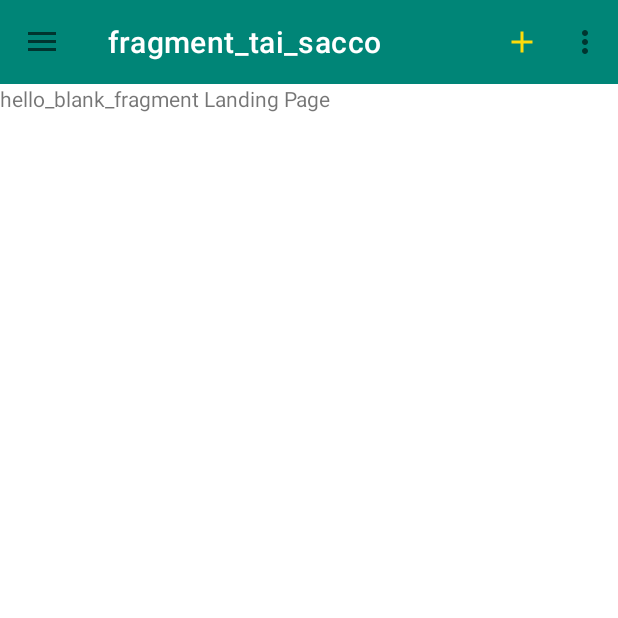
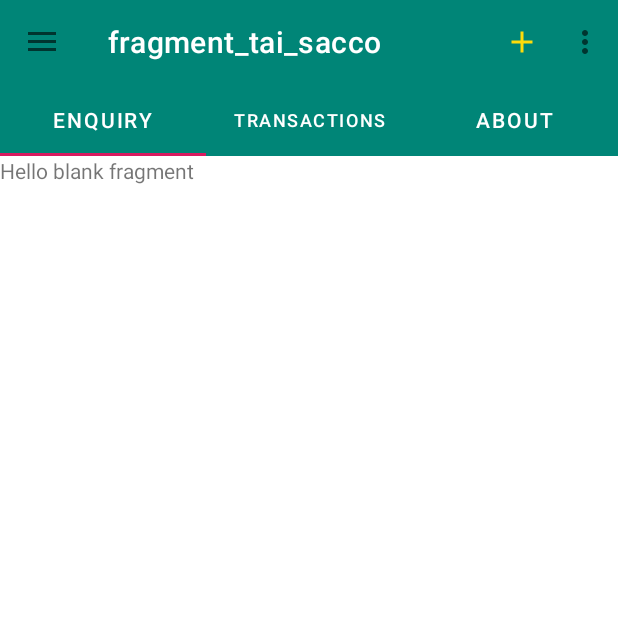
Before and after one commit to GeorgeKariuki7205/Learning-Kotlin, an Android app: the screen it shows after launch (MainActivity), on a phone screen of 412 x 824 dp, the top half of it. Run offline under Robolectric (Android 15) with nearby library versions, the phone set to English and light mode, and no system bars; our stand-ins replace data binding, navigation-ui.

Commit message:
Added Tab Layout With ViewPager2

```diff
--- a/app/build.gradle
+++ b/app/build.gradle
@@ -38,4 +38,6 @@ dependencies {
     androidTestImplementation 'androidx.test.espresso:espresso-core:3.2.0'
     implementation 'androidx.navigation:navigation-fragment-ktx:2.2.2'
     implementation 'androidx.navigation:navigation-ui-ktx:2.2.2'
+    implementation "com.google.android.material:material:1.1.0"
+    implementation 'androidx.viewpager2:viewpager2:1.0.0'
 }
--- a/app/src/main/java/com/example/taisacco/TaiSacco.kt
+++ b/app/src/main/java/com/example/taisacco/TaiSacco.kt
@@ -6,26 +6,76 @@ import androidx.fragment.app.Fragment
 import android.view.LayoutInflater
 import android.view.View
 import android.view.ViewGroup
+import androidx.databinding.DataBindingUtil
+import androidx.viewpager2.widget.ViewPager2
+import com.example.taisacco.databinding.FragmentTaiSaccoBinding
+import com.google.android.material.tabs.TabLayout
+import com.google.android.material.tabs.TabLayoutMediator
+import androidx.viewpager2.adapter.FragmentStateAdapter
+import com.example.taisacco.Enquiry
+import com.example.taisacco.Loans
+import com.example.taisacco.Transactions
 
 
-// TODO: Rename parameter arguments, choose names that match
-// the fragment initialization parameters, e.g. ARG_ITEM_NUMBER
-private const val ARG_PARAM1 = "param1"
-private const val ARG_PARAM2 = "param2"
-
-/**
- * A simple [Fragment] subclass.
- *
- */
 class TaiSacco : Fragment() {
+    private lateinit var binding: FragmentTaiSaccoBinding
+    private lateinit var demoCollectionAdapter: DemoCollectionAdapter
+    private lateinit var viewPager: ViewPager2
+    private lateinit var tabLayout: TabLayout
 
     override fun onCreateView(
         inflater: LayoutInflater, container: ViewGroup?,
         savedInstanceState: Bundle?
     ): View? {
         // Inflate the layout for this fragment
-        return inflater.inflate(R.layout.fragment_tai_sacco, container, false)
+
+        binding = DataBindingUtil.inflate(
+            inflater,
+            R.layout.fragment_tai_sacco,
+            container,
+            false
+        )
+        return binding.root
     }
 
+    override fun onViewCreated(view: View, savedInstanceState: Bundle?) {
+        demoCollectionAdapter = DemoCollectionAdapter(this)
+        viewPager = view.findViewById(R.id.viewPager)
+        viewPager.adapter = demoCollectionAdapter
+
+        tabLayout =view.findViewById(R.id.tabs)
+        TabLayoutMediator(tabLayout, viewPager) { tab, position ->
+            tab.text = when(position) {
+                0 -> "Enquiry"
+                1->"Transactions"
+                3-> "Loans"
+                else-> "About"
+            }
+        }.attach()
+
+    }
 
 }
+
+class DemoCollectionAdapter(fragment: Fragment) : FragmentStateAdapter(fragment) {
+
+    override fun getItemCount(): Int = 3
+
+    override fun createFragment(position: Int): Fragment {
+
+        return when(position) {
+            0 -> {
+                Enquiry()
+            }
+            1 -> {
+                Transactions()
+            }
+            3-> {
+                Loans()
+            }
+            else -> {
+                Enquiry()
+            }
+        }
+    }
+}
--- a/app/src/main/res/layout/fragment_tai_sacco.xml
+++ b/app/src/main/res/layout/fragment_tai_sacco.xml
@@ -1,12 +1,30 @@
 <?xml version="1.0" encoding="utf-8"?>
 <layout xmlns:android="http://schemas.android.com/apk/res/android"
-             xmlns:tools="http://schemas.android.com/tools"
-             tools:context=".TaiSacco">
+        xmlns:tools="http://schemas.android.com/tools" xmlns:app="http://schemas.android.com/apk/res-auto"
+        tools:context=".TaiSacco">
 
-    <!-- TODO: Update blank fragment layout -->
-    <TextView
+    <LinearLayout
+            android:orientation="vertical"
             android:layout_width="match_parent"
-            android:layout_height="match_parent"
-            android:text="hello_blank_fragment Landing Page"/>
+            android:layout_height="match_parent">
+
+        <com.google.android.material.tabs.TabLayout
+                android:id="@+id/tabs"
+                android:layout_width="match_parent"
+                android:layout_height="wrap_content"
+                app:tabMode="fixed"
+                app:tabIndicatorColor="@color/colorAccent"
+                app:tabRippleColor="@color/colorAccent"
+                android:background="?attr/colorPrimary"
+                app:tabSelectedTextColor="@color/design_default_color_background"
+                app:tabTextColor="#FFFFFF"
+        />
+        <androidx.viewpager2.widget.ViewPager2
+                android:id="@+id/viewPager"
+                android:layout_width="match_parent"
+                android:layout_height="0dp"
+                android:layout_weight="1" />
+
+    </LinearLayout>
 
 </layout>
```
